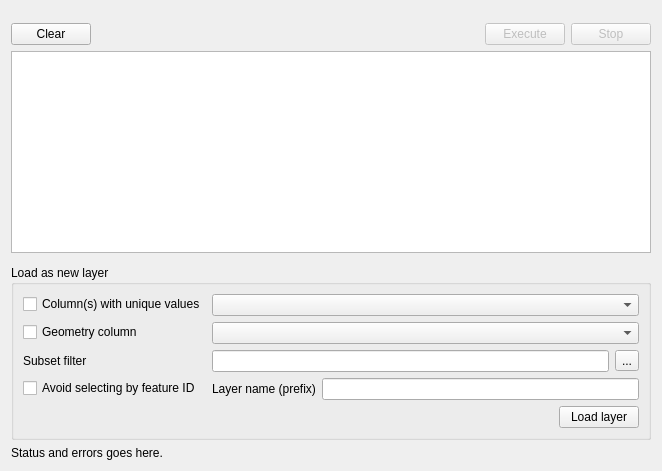
qgis/QGIS, file src/ui/qgsqueryresultwidgetbase.ui: the form before one commit.
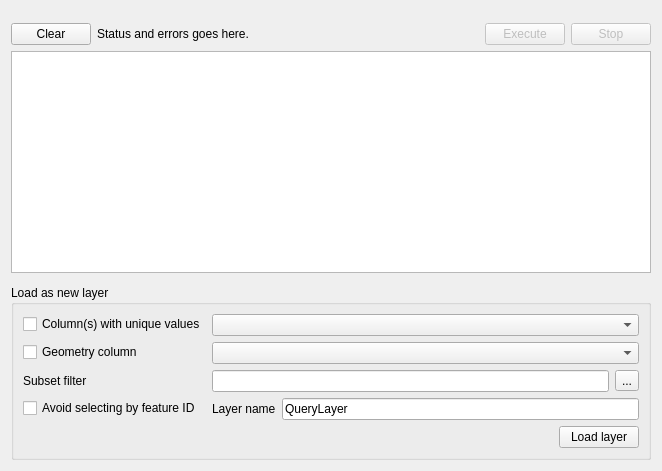
The form after the commit. Custom widgets are drawn as their Qt base class.

Commit message: Create SQL layer and widget config based on enum

```diff
--- a/src/ui/qgsqueryresultwidgetbase.ui
+++ b/src/ui/qgsqueryresultwidgetbase.ui
@@ -29,6 +29,13 @@
        </property>
       </widget>
      </item>
+     <item>
+      <widget class="QLabel" name="mStatusLabel">
+       <property name="text">
+        <string>Status and errors goes here.</string>
+       </property>
+      </widget>
+     </item>
      <item>
       <spacer name="horizontalSpacer">
        <property name="orientation">
@@ -129,12 +136,16 @@
         <item>
          <widget class="QLabel" name="mLayerNameLabel">
           <property name="text">
-           <string>Layer name (prefix)</string>
+           <string>Layer name</string>
           </property>
          </widget>
         </item>
         <item>
-         <widget class="QLineEdit" name="mLayerNameLineEdit"/>
+         <widget class="QLineEdit" name="mLayerNameLineEdit">
+          <property name="text">
+           <string>QueryLayer</string>
+          </property>
+         </widget>
         </item>
        </layout>
       </item>
@@ -165,13 +176,6 @@
      </layout>
     </widget>
    </item>
-   <item>
-    <widget class="QLabel" name="mStatusLabel">
-     <property name="text">
-      <string>Status and errors goes here.</string>
-     </property>
-    </widget>
-   </item>
   </layout>
  </widget>
  <customwidgets>
```
The commit also changes 15 other files.
